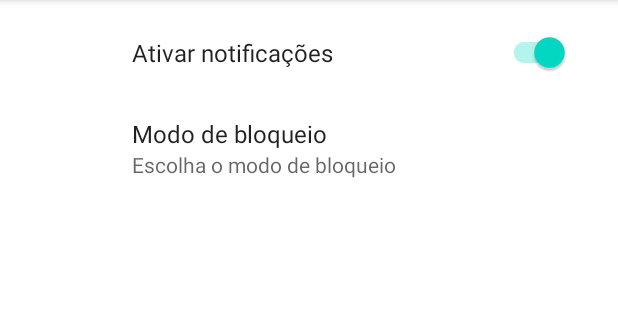
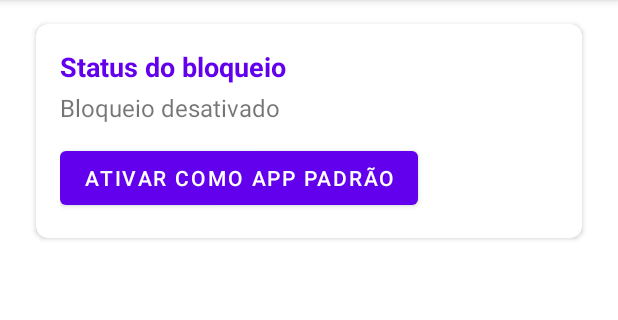
Before and after one commit to alexismoura/Mute-me, an Android app built with Jetpack Compose: the fragment SettingsFragment placed in its activity, after a tap on "CANCELAR", on a phone screen of 412 x 824 dp, the part 84-404 px from its top. Run offline under Robolectric (Android 15) with nearby library versions, the phone set to English and light mode, and no system bars; our stand-ins replace AdMob, Room's generated code.

Commit message:
Movendo a parte de bloqueio para a tela de Settings

```diff
--- a/app/src/main/java/com/dragsystem/muteme/ui/fragment/DashboardFragment.kt
+++ b/app/src/main/java/com/dragsystem/muteme/ui/fragment/DashboardFragment.kt
@@ -1,28 +1,15 @@
 package com.dragsystem.muteme.ui.fragment
 
-import android.app.role.RoleManager
-import android.content.Context
-import android.content.Intent
-import android.os.Build
 import android.os.Bundle
-import android.provider.Settings
-import android.provider.Telephony
-import android.telecom.TelecomManager
 import android.view.LayoutInflater
 import android.view.View
 import android.view.ViewGroup
-import android.widget.Button
-import android.widget.TextView
-import androidx.annotation.Nullable
-import androidx.appcompat.app.AlertDialog
 import androidx.fragment.app.Fragment
 import androidx.viewpager2.widget.ViewPager2
-import com.dragsystem.muteme.MainActivity
 import com.dragsystem.muteme.R
 import com.dragsystem.muteme.ui.adapter.DashboardPagerAdapter
 import com.google.android.material.tabs.TabLayout
 import com.google.android.material.tabs.TabLayoutMediator
-
 
 class DashboardFragment : Fragment() {
 
@@ -34,7 +21,7 @@ class DashboardFragment : Fragment() {
         return inflater.inflate(R.layout.dashboard_fragment, container, false)
     }
 
-    override fun onViewCreated(view: View, @Nullable savedInstanceState: Bundle?) {
+    override fun onViewCreated(view: View, savedInstanceState: Bundle?) {
         val viewPager = view.findViewById<ViewPager2>(R.id.viewPager)
         val tabLayout = view.findViewById<TabLayout>(R.id.tabLayout)
 
@@ -44,40 +31,5 @@ class DashboardFragment : Fragment() {
         TabLayoutMediator(tabLayout, viewPager) { tab, position ->
             tab.text = if (position == 0) "Chamadas" else "SMS"
         }.attach()
-
-        // Lógica de status do bloqueio
-        val txtStatusValor = view.findViewById<TextView>(R.id.txtStatusValor)
-        val btnDefinir = view.findViewById<Button>(R.id.btnDefinirComoPadrao)
-
-        val isSms = Telephony.Sms.getDefaultSmsPackage(requireContext()) == requireContext().packageName
-
-        val isDialer = if (Build.VERSION.SDK_INT >= Build.VERSION_CODES.Q) {
-            val roleManager = requireContext().getSystemService(RoleManager::class.java)
-            roleManager?.isRoleHeld(RoleManager.ROLE_CALL_SCREENING) == true
-        } else false
-
-
-        if (isDialer && isSms) {
-            txtStatusValor.text = "Bloqueio ativado"
-            btnDefinir.text = "Desativar como App padrão"
-            btnDefinir.setOnClickListener {
-                startActivity(Intent(Settings.ACTION_MANAGE_DEFAULT_APPS_SETTINGS))
-            }
-        } else {
-            txtStatusValor.text = "Bloqueio desativado"
-            btnDefinir.setOnClickListener {
-                AlertDialog.Builder(requireContext())
-                    .setTitle("Ativar bloqueio")
-                    .setMessage("O MuteMe precisa ser definido como app padrão de chamadas e SMS para bloquear contatos indesejados.")
-                    .setPositiveButton("Ativar") { _, _ ->
-                        (activity as? MainActivity)?.solicitarRoleDialer()
-                        (activity as? MainActivity)?.solicitarRoleSms()
-                    }
-                    .setNegativeButton("Cancelar", null)
-                    .show()
-            }
-        }
-
     }
-
 }
--- a/app/src/main/java/com/dragsystem/muteme/ui/fragment/SettingsFragment.kt
+++ b/app/src/main/java/com/dragsystem/muteme/ui/fragment/SettingsFragment.kt
@@ -1,55 +1,94 @@
 package com.dragsystem.muteme.ui.fragment
 
+import android.app.role.RoleManager
+import android.content.Intent
+import android.os.Build
 import android.os.Bundle
-import androidx.preference.ListPreference
-import androidx.preference.PreferenceFragmentCompat
-import androidx.preference.SwitchPreferenceCompat
+import android.provider.Settings
+import android.provider.Telephony
+import android.view.LayoutInflater
+import android.view.View
+import android.view.ViewGroup
+import android.widget.TextView
+import androidx.appcompat.app.AlertDialog
+import androidx.fragment.app.Fragment
+import com.dragsystem.muteme.MainActivity
 import com.dragsystem.muteme.R
 import com.dragsystem.muteme.data.AppDatabase
 import com.dragsystem.muteme.data.entity.ConfiguracoesEntity
+import com.google.android.material.button.MaterialButton
 
-class SettingsFragment : PreferenceFragmentCompat() {
+class SettingsFragment : Fragment() {
 
     private lateinit var db: AppDatabase
+    private lateinit var txtStatusValor: TextView
+    private lateinit var btnDefinirComoPadrao: MaterialButton
 
-    override fun onCreatePreferences(savedInstanceState: Bundle?, rootKey: String?) {
-        setPreferencesFromResource(R.xml.sync_preferences, rootKey)
+    override fun onCreateView(
+        inflater: LayoutInflater,
+        container: ViewGroup?,
+        savedInstanceState: Bundle?
+    ): View? {
+        return inflater.inflate(R.layout.fragment_settings, container, false)
+    }
+
+    override fun onViewCreated(view: View, savedInstanceState: Bundle?) {
+        super.onViewCreated(view, savedInstanceState)
 
         db = AppDatabase.getInstance(requireContext())
 
-        val modoBloqueioPref = findPreference<ListPreference>("modo_bloqueio")
-        val notificacoesPref = findPreference<SwitchPreferenceCompat>("notificacoes")
+        txtStatusValor = view.findViewById(R.id.txtStatusValor)
+        btnDefinirComoPadrao = view.findViewById(R.id.btnDefinirComoPadrao)
 
-        // 🔁 Carregar valores do banco e atualizar visualmente
-        val config = db.configuracoesDao().obterConfiguracoes()
-        config?.let {
-            modoBloqueioPref?.value = it.modoBloqueio
-            notificacoesPref?.isChecked = it.notificacoes
+        // Configurar botão de app padrão
+        btnDefinirComoPadrao.setOnClickListener {
+            AlertDialog.Builder(requireContext())
+                .setTitle("Ativar bloqueio")
+                .setMessage("O MuteMe precisa ser definido como app padrão de chamadas e SMS para bloquear contatos indesejados.")
+                .setPositiveButton("Ativar") { _, _ ->
+                    (activity as? MainActivity)?.solicitarRoleDialer()
+                    (activity as? MainActivity)?.solicitarRoleSms()
+                }
+                .setNegativeButton("Cancelar", null)
+                .show()
         }
 
-        // 📝 Listeners para salvar quando o usuário altera
-        modoBloqueioPref?.setOnPreferenceChangeListener { _, newValue ->
-            atualizarConfiguracoes(modoBloqueio = newValue.toString(), notificacoes = null)
-            true // indica que o valor pode ser alterado
-        }
+        // Verificar status inicial
+        verificarStatus()
+    }
 
-        notificacoesPref?.setOnPreferenceChangeListener { _, newValue ->
-            atualizarConfiguracoes(modoBloqueio = null, notificacoes = newValue as Boolean)
-            true
+    override fun onResume() {
+        super.onResume()
+        verificarStatus()
+    }
+
+    private fun verificarStatus() {
+        val isSms = Telephony.Sms.getDefaultSmsPackage(requireContext()) == requireContext().packageName
+        val isDialer = if (Build.VERSION.SDK_INT >= Build.VERSION_CODES.Q) {
+            val roleManager = requireContext().getSystemService(RoleManager::class.java)
+            roleManager?.isRoleHeld(RoleManager.ROLE_CALL_SCREENING) == true
+        } else false
+
+        if (isDialer && isSms) {
+            txtStatusValor.text = "Bloqueio ativado"
+            btnDefinirComoPadrao.text = "Desativar como App padrão"
+            btnDefinirComoPadrao.setOnClickListener {
+                startActivity(Intent(Settings.ACTION_MANAGE_DEFAULT_APPS_SETTINGS))
+            }
+        } else {
+            txtStatusValor.text = "Bloqueio desativado"
+            btnDefinirComoPadrao.text = "Ativar como App padrão"
+            btnDefinirComoPadrao.setOnClickListener {
+                AlertDialog.Builder(requireContext())
+                    .setTitle("Ativar bloqueio")
+                    .setMessage("O MuteMe precisa ser definido como app padrão de chamadas e SMS para bloquear contatos indesejados.")
+                    .setPositiveButton("Ativar") { _, _ ->
+                        (activity as? MainActivity)?.solicitarRoleDialer()
+                        (activity as? MainActivity)?.solicitarRoleSms()
+                    }
+                    .setNegativeButton("Cancelar", null)
+                    .show()
+            }
         }
     }
-
-    private fun atualizarConfiguracoes(modoBloqueio: String?, notificacoes: Boolean?) {
-        val configAtual = db.configuracoesDao().obterConfiguracoes()
-            ?: ConfiguracoesEntity() // Cria default se não existir ainda
-
-        val novaConfig = ConfiguracoesEntity(
-            id = 1,
-            modoBloqueio = modoBloqueio ?: configAtual.modoBloqueio,
-            notificacoes = notificacoes ?: configAtual.notificacoes
-        )
-
-        db.configuracoesDao().salvarConfiguracoes(novaConfig)
-    }
-
 }
--- /dev/null
+++ b/app/src/main/res/layout/fragment_settings.xml
@@ -0,0 +1,64 @@
+<?xml version="1.0" encoding="utf-8"?>
+<LinearLayout xmlns:android="http://schemas.android.com/apk/res/android"
+    xmlns:app="http://schemas.android.com/apk/res-auto"
+    android:orientation="vertical"
+    android:layout_width="match_parent"
+    android:layout_height="match_parent">
+
+    <com.google.android.material.card.MaterialCardView
+        android:id="@+id/block_status_container"
+        android:layout_width="match_parent"
+        android:layout_height="wrap_content"
+        android:layout_margin="8dp"
+        app:cardCornerRadius="8dp"
+        app:cardElevation="2dp">
+
+        <LinearLayout
+            android:layout_width="match_parent"
+            android:layout_height="wrap_content"
+            android:orientation="vertical"
+            android:padding="16dp">
+
+            <TextView
+                android:id="@+id/txtStatusTitulo"
+                android:layout_width="wrap_content"
+                android:layout_height="wrap_content"
+                android:text="Status do bloqueio"
+                android:textSize="18sp"
+                android:textStyle="bold"
+                android:textColor="?attr/colorPrimary" />
+
+            <TextView
+                android:id="@+id/txtStatusValor"
+                android:layout_width="wrap_content"
+                android:layout_height="wrap_content"
+                android:layout_marginTop="4dp"
+                android:layout_marginBottom="12dp"
+                android:text="Verificando..."
+                android:textSize="16sp" />
+
+            <com.google.android.material.button.MaterialButton
+                android:id="@+id/btnDefinirComoPadrao"
+                android:layout_width="wrap_content"
+                android:layout_height="wrap_content"
+                android:text="Ativar como app padrão"
+                style="@style/Widget.MaterialComponents.Button" />
+        </LinearLayout>
+    </com.google.android.material.card.MaterialCardView>
+
+    <ScrollView
+        android:layout_width="match_parent"
+        android:layout_height="match_parent">
+
+        <LinearLayout
+            android:layout_width="match_parent"
+            android:layout_height="wrap_content"
+            android:orientation="vertical"
+            android:padding="16dp">
+
+            <!-- Aqui serão adicionadas as outras configurações -->
+
+        </LinearLayout>
+    </ScrollView>
+
+</LinearLayout>
```
Also changed, not shown: app/src/main/res/layout/dashboard_fragment.xml (+0 -41 lines).
